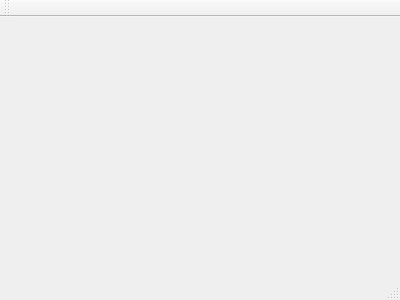
Qt form qutefan.ui (loathingKernel/Qutefan) before a commit.
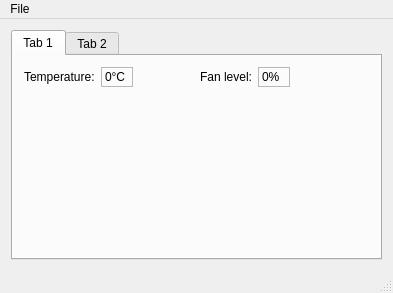
The same form after that commit.

Commit message: Added an initial interface to test QNvAPI.

```diff
--- a/qutefan.ui
+++ b/qutefan.ui
@@ -1,24 +1,198 @@
 <ui version="4.0">
  <class>QuteFan</class>
- <widget class="QMainWindow" name="QuteFan" >
-  <property name="geometry" >
+ <widget class="QMainWindow" name="QuteFan">
+  <property name="geometry">
    <rect>
     <x>0</x>
     <y>0</y>
-    <width>400</width>
-    <height>300</height>
+    <width>393</width>
+    <height>293</height>
    </rect>
   </property>
   <property name="windowTitle" >
    <string>QuteFan</string>
   </property>
-  <widget class="QMenuBar" name="menuBar" />
-  <widget class="QToolBar" name="mainToolBar" />
-  <widget class="QWidget" name="centralWidget" />
-  <widget class="QStatusBar" name="statusBar" />
+  <widget class="QWidget" name="centralWidget">
+   <layout class="QVBoxLayout" name="verticalLayout">
+    <item>
+     <widget class="QTabWidget" name="tabWidget">
+      <property name="enabled">
+       <bool>true</bool>
+      </property>
+      <property name="currentIndex">
+       <number>0</number>
+      </property>
+      <widget class="QWidget" name="tab_0">
+       <attribute name="title">
+        <string>Tab 1</string>
+       </attribute>
+       <layout class="QGridLayout" name="gridLayout">
+        <item row="1" column="0" colspan="2">
+         <layout class="QVBoxLayout" name="verticalLayout_2">
+          <item>
+           <spacer name="verticalSpacer">
+            <property name="orientation">
+             <enum>Qt::Vertical</enum>
+            </property>
+            <property name="sizeHint" stdset="0">
+             <size>
+              <width>20</width>
+              <height>40</height>
+             </size>
+            </property>
+           </spacer>
+          </item>
+         </layout>
+        </item>
+        <item row="0" column="0">
+         <layout class="QHBoxLayout" name="horizontalLayoutTemp">
+          <item>
+           <widget class="QLabel" name="labelTemp">
+            <property name="sizePolicy">
+             <sizepolicy hsizetype="Preferred" vsizetype="Preferred">
+              <horstretch>0</horstretch>
+              <verstretch>0</verstretch>
+             </sizepolicy>
+            </property>
+            <property name="text">
+             <string>Temperature:</string>
+            </property>
+           </widget>
+          </item>
+          <item>
+           <widget class="QLabel" name="labelTempValue">
+            <property name="sizePolicy">
+             <sizepolicy hsizetype="Fixed" vsizetype="Preferred">
+              <horstretch>0</horstretch>
+              <verstretch>0</verstretch>
+             </sizepolicy>
+            </property>
+            <property name="minimumSize">
+             <size>
+              <width>32</width>
+              <height>0</height>
+             </size>
+            </property>
+            <property name="frameShape">
+             <enum>QFrame::StyledPanel</enum>
+            </property>
+            <property name="frameShadow">
+             <enum>QFrame::Sunken</enum>
+            </property>
+            <property name="text">
+             <string>0°C</string>
+            </property>
+           </widget>
+          </item>
+          <item>
+           <spacer name="horizontalSpacerTemp">
+            <property name="orientation">
+             <enum>Qt::Horizontal</enum>
+            </property>
+            <property name="sizeHint" stdset="0">
+             <size>
+              <width>40</width>
+              <height>20</height>
+             </size>
+            </property>
+           </spacer>
+          </item>
+         </layout>
+        </item>
+        <item row="0" column="1">
+         <layout class="QHBoxLayout" name="horizontalLayoutLevel">
+          <item>
+           <widget class="QLabel" name="labelLevel">
+            <property name="sizePolicy">
+             <sizepolicy hsizetype="Preferred" vsizetype="Preferred">
+              <horstretch>0</horstretch>
+              <verstretch>0</verstretch>
+             </sizepolicy>
+            </property>
+            <property name="text">
+             <string>Fan level:</string>
+            </property>
+           </widget>
+          </item>
+          <item>
+           <widget class="QLabel" name="labelLevelValue">
+            <property name="sizePolicy">
+             <sizepolicy hsizetype="Fixed" vsizetype="Preferred">
+              <horstretch>0</horstretch>
+              <verstretch>0</verstretch>
+             </sizepolicy>
+            </property>
+            <property name="minimumSize">
+             <size>
+              <width>32</width>
+              <height>0</height>
+             </size>
+            </property>
+            <property name="frameShape">
+             <enum>QFrame::StyledPanel</enum>
+            </property>
+            <property name="frameShadow">
+             <enum>QFrame::Sunken</enum>
+            </property>
+            <property name="text">
+             <string>0%</string>
+            </property>
+           </widget>
+          </item>
+          <item>
+           <spacer name="horizontalSpacerLevel">
+            <property name="orientation">
+             <enum>Qt::Horizontal</enum>
+            </property>
+            <property name="sizeHint" stdset="0">
+             <size>
+              <width>40</width>
+              <height>20</height>
+             </size>
+            </property>
+           </spacer>
+          </item>
+         </layout>
+        </item>
+       </layout>
+      </widget>
+      <widget class="QWidget" name="tab_1">
+       <attribute name="title">
+        <string>Tab 2</string>
+       </attribute>
+      </widget>
+     </widget>
+    </item>
+   </layout>
+  </widget>
+  <widget class="QStatusBar" name="statusBar"/>
+  <widget class="QMenuBar" name="menuBar">
+   <property name="enabled">
+    <bool>true</bool>
+   </property>
+   <property name="geometry">
+    <rect>
+     <x>0</x>
+     <y>0</y>
+     <width>393</width>
+     <height>21</height>
+    </rect>
+   </property>
+   <widget class="QMenu" name="menuFile">
+    <property name="title">
+     <string>File</string>
+    </property>
+    <addaction name="actionQuit"/>
+   </widget>
+   <addaction name="menuFile"/>
+  </widget>
+  <action name="actionQuit">
+   <property name="text">
+    <string>Quit</string>
+   </property>
+  </action>
  </widget>
- <layoutDefault spacing="6" margin="11" />
- <pixmapfunction></pixmapfunction>
+ <layoutdefault spacing="6" margin="11"/>
  <resources/>
  <connections/>
 </ui>
```
Left out of the diff: 3 changed lines with no effect on the pictures. The commit also changes 4 other files.
